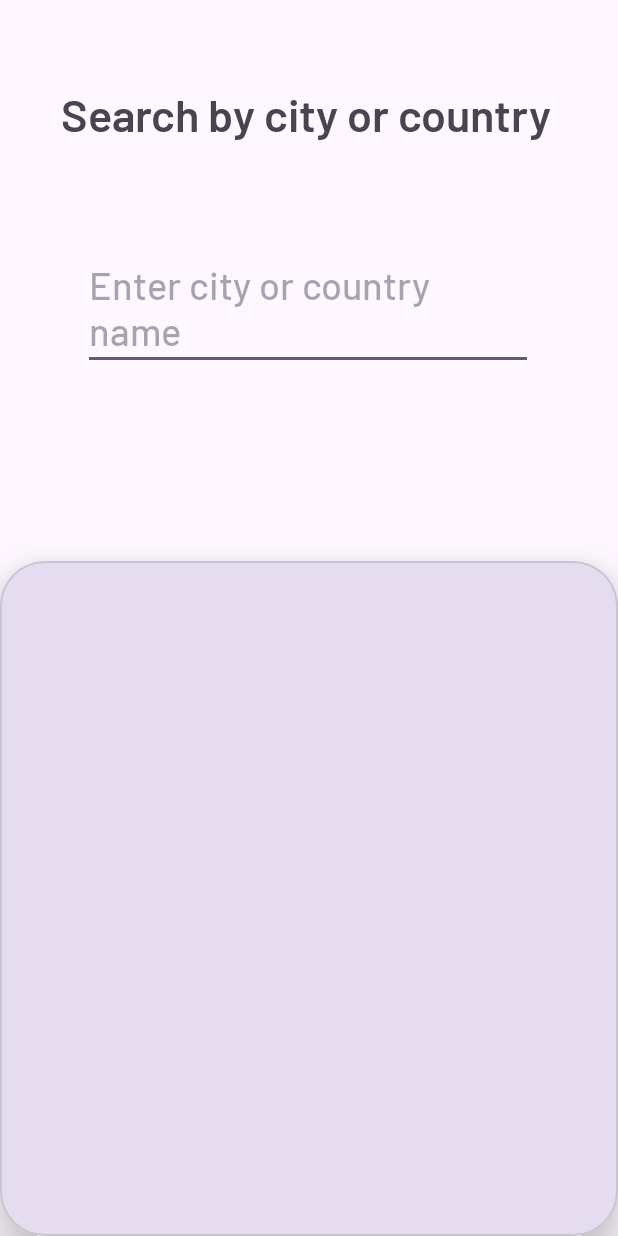
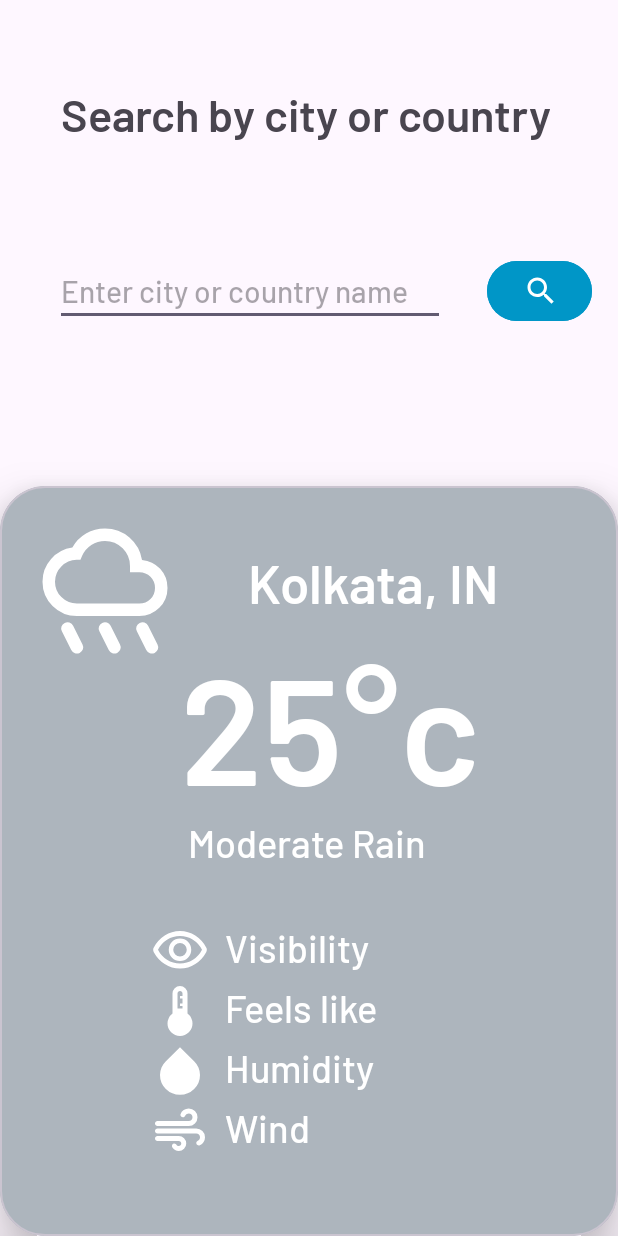
Before and after one commit to NisargPatel14/MAD_ASSIGNMENT_2_21012011164, an Android app: the finalScreen screen opened directly, with no data from a screen before it, on a phone screen of 412 x 824 dp. Run offline under Robolectric (Android 15) with nearby library versions, the phone set to English and light mode, and no system bars.

Commit message:
Seventh Commit Final Screen Completed. Now integrating OpenWeather API left.

```diff
--- /dev/null
+++ b/app/src/main/res/drawable/baseline_search_24.xml
@@ -0,0 +1,5 @@
+<vector android:height="24dp" android:tint="#FFFFFF"
+    android:viewportHeight="24" android:viewportWidth="24"
+    android:width="24dp" xmlns:android="http://schemas.android.com/apk/res/android">
+    <path android:fillColor="@android:color/white" android:pathData="M15.5,14h-0.79l-0.28,-0.27C15.41,12.59 16,11.11 16,9.5 16,5.91 13.09,3 9.5,3S3,5.91 3,9.5 5.91,16 9.5,16c1.61,0 3.09,-0.59 4.23,-1.57l0.27,0.28v0.79l5,4.99L20.49,19l-4.99,-5zM9.5,14C7.01,14 5,11.99 5,9.5S7.01,5 9.5,5 14,7.01 14,9.5 11.99,14 9.5,14z"/>
+</vector>
--- /dev/null
+++ b/app/src/main/res/drawable/clear.xml
@@ -0,0 +1,9 @@
+<vector xmlns:android="http://schemas.android.com/apk/res/android"
+    android:width="24dp"
+    android:height="24dp"
+    android:viewportWidth="960"
+    android:viewportHeight="960">
+  <path
+      android:fillColor="#FFFFFF"
+      android:pathData="M480,200q-17,0 -28.5,-11.5T440,160v-80q0,-17 11.5,-28.5T480,40q17,0 28.5,11.5T520,80v80q0,17 -11.5,28.5T480,200ZM678,282q-11,-11 -11,-27.5t11,-28.5l56,-57q12,-12 28.5,-12t28.5,12q11,11 11,28t-11,28l-57,57q-11,11 -28,11t-28,-11ZM800,520q-17,0 -28.5,-11.5T760,480q0,-17 11.5,-28.5T800,440h80q17,0 28.5,11.5T920,480q0,17 -11.5,28.5T880,520h-80ZM480,920q-17,0 -28.5,-11.5T440,880v-80q0,-17 11.5,-28.5T480,760q17,0 28.5,11.5T520,800v80q0,17 -11.5,28.5T480,920ZM226,282l-57,-56q-12,-12 -12,-29t12,-28q11,-11 28,-11t28,11l57,57q11,11 11,28t-11,28q-12,11 -28,11t-28,-11ZM734,791 L678,734q-11,-12 -11,-28.5t11,-27.5q11,-11 27.5,-11t28.5,11l57,56q12,11 11.5,28T791,791q-12,12 -29,12t-28,-12ZM80,520q-17,0 -28.5,-11.5T40,480q0,-17 11.5,-28.5T80,440h80q17,0 28.5,11.5T200,480q0,17 -11.5,28.5T160,520L80,520ZM169,791q-11,-11 -11,-28t11,-28l57,-57q11,-11 27.5,-11t28.5,11q12,12 12,28.5T282,735l-56,56q-12,12 -29,12t-28,-12ZM480,720q-100,0 -170,-70t-70,-170q0,-100 70,-170t170,-70q100,0 170,70t70,170q0,100 -70,170t-170,70ZM480,640q66,0 113,-47t47,-113q0,-66 -47,-113t-113,-47q-66,0 -113,47t-47,113q0,66 47,113t113,47ZM480,480Z"/>
+</vector>
--- /dev/null
+++ b/app/src/main/res/drawable/cloudy.xml
@@ -0,0 +1,9 @@
+<vector xmlns:android="http://schemas.android.com/apk/res/android"
+    android:width="24dp"
+    android:height="24dp"
+    android:viewportWidth="960"
+    android:viewportHeight="960">
+  <path
+      android:fillColor="#FFFFFF"
+      android:pathData="M260,800q-91,0 -155.5,-63T40,583q0,-78 47,-139t123,-78q25,-92 100,-149t170,-57q117,0 198.5,81.5T760,440q69,8 114.5,59.5T920,620q0,75 -52.5,127.5T740,800L260,800ZM260,720h480q42,0 71,-29t29,-71q0,-42 -29,-71t-71,-29h-60v-80q0,-83 -58.5,-141.5T480,240q-83,0 -141.5,58.5T280,440h-20q-58,0 -99,41t-41,99q0,58 41,99t99,41ZM480,480Z"/>
+</vector>
--- /dev/null
+++ b/app/src/main/res/drawable/drizzle.xml
@@ -0,0 +1,9 @@
+<vector xmlns:android="http://schemas.android.com/apk/res/android"
+    android:width="24dp"
+    android:height="24dp"
+    android:viewportWidth="960"
+    android:viewportHeight="960">
+  <path
+      android:fillColor="#FFFFFF"
+      android:pathData="M198,476q-15,8 -30.5,2.5T144,458L44,258q-8,-15 -2.5,-30.5T62,204q15,-8 30.5,-2.5T116,222l100,200q8,15 2.5,30.5T198,476ZM338,756q-15,8 -30.5,2.5T284,738l-80,-160q-8,-15 -2.5,-30.5T222,524q15,-8 30.5,-2.5T276,542l80,160q8,15 2.5,30.5T338,756ZM420,556q-15,8 -30.5,2.5T366,538L226,258q-8,-15 -2.5,-30.5T244,204q15,-8 30.5,-2.5T298,222l140,280q8,15 2.5,30.5T420,556ZM506,356q-15,8 -30.5,2.5T452,338l-39,-80q-8,-15 -2.5,-30.5T431,204q15,-8 30,-2.5t23,20.5l40,80q8,15 2.5,30.5T506,356ZM530,755q-15,8 -30.5,3T476,738l-40,-80q-8,-15 -2.5,-30.5T454,604q15,-8 30.5,-2.5T508,622l40,80q8,15 2.5,30T530,755ZM716,755q-15,8 -30.5,3T662,738L522,458q-8,-15 -2.5,-30.5T540,404q15,-8 30.5,-2.5T594,422l140,280q8,15 2.5,30T716,755ZM778,516q-15,8 -30.5,2.5T724,498L604,258q-8,-15 -2.5,-30.5T622,204q15,-8 30.5,-2.5T676,222l120,240q8,15 2.5,30.5T778,516ZM898,756q-15,8 -30.5,2.5T844,738l-60,-120q-8,-15 -2.5,-30.5T802,564q15,-8 30.5,-2.5T856,582l60,120q8,15 2.5,30.5T898,756Z"/>
+</vector>
--- /dev/null
+++ b/app/src/main/res/drawable/humidity.xml
@@ -0,0 +1,9 @@
+<vector xmlns:android="http://schemas.android.com/apk/res/android"
+    android:width="24dp"
+    android:height="24dp"
+    android:viewportWidth="960"
+    android:viewportHeight="960">
+  <path
+      android:fillColor="#FFFFFF"
+      android:pathData="M480,860q-133,0 -226.5,-92T160,544q0,-63 24.5,-120.5T254,322l226,-222 226,222q45,44 69.5,101.5T800,544q0,132 -93.5,224T480,860Z"/>
+</vector>
--- /dev/null
+++ b/app/src/main/res/drawable/rainy.xml
@@ -0,0 +1,9 @@
+<vector xmlns:android="http://schemas.android.com/apk/res/android"
+    android:width="24dp"
+    android:height="24dp"
+    android:viewportWidth="960"
+    android:viewportHeight="960">
+  <path
+      android:fillColor="#FFFFFF"
+      android:pathData="M558,876q-15,8 -30.5,2.5T504,858l-60,-120q-8,-15 -2.5,-30.5T462,684q15,-8 30.5,-2.5T516,702l60,120q8,15 2.5,30.5T558,876ZM798,876q-15,8 -30.5,2.5T744,858l-60,-120q-8,-15 -2.5,-30.5T702,684q15,-8 30.5,-2.5T756,702l60,120q8,15 2.5,30.5T798,876ZM318,876q-15,8 -30.5,2.5T264,858l-60,-120q-8,-15 -2.5,-30.5T222,684q15,-8 30.5,-2.5T276,702l60,120q8,15 2.5,30.5T318,876ZM300,640q-91,0 -155.5,-64.5T80,420q0,-83 55,-145t136,-73q32,-57 87.5,-89.5T480,80q90,0 156.5,57.5T717,281q69,6 116,57t47,122q0,75 -52.5,127.5T700,640L300,640ZM300,560h400q42,0 71,-29t29,-71q0,-42 -29,-71t-71,-29h-60v-40q0,-66 -47,-113t-113,-47q-48,0 -87.5,26T333,256l-10,24h-25q-57,2 -97.5,42.5T160,420q0,58 41,99t99,41ZM480,360Z"/>
+</vector>
--- /dev/null
+++ b/app/src/main/res/drawable/snowy.xml
@@ -0,0 +1,9 @@
+<vector xmlns:android="http://schemas.android.com/apk/res/android"
+    android:width="24dp"
+    android:height="24dp"
+    android:viewportWidth="960"
+    android:viewportHeight="960">
+  <path
+      android:fillColor="#FFFFFF"
+      android:pathData="M260,760q-21,0 -35.5,-14.5T210,710q0,-21 14.5,-35.5T260,660q21,0 35.5,14.5T310,710q0,21 -14.5,35.5T260,760ZM380,880q-21,0 -35.5,-14.5T330,830q0,-21 14.5,-35.5T380,780q21,0 35.5,14.5T430,830q0,21 -14.5,35.5T380,880ZM500,760q-21,0 -35.5,-14.5T450,710q0,-21 14.5,-35.5T500,660q21,0 35.5,14.5T550,710q0,21 -14.5,35.5T500,760ZM740,760q-21,0 -35.5,-14.5T690,710q0,-21 14.5,-35.5T740,660q21,0 35.5,14.5T790,710q0,21 -14.5,35.5T740,760ZM620,880q-21,0 -35.5,-14.5T570,830q0,-21 14.5,-35.5T620,780q21,0 35.5,14.5T670,830q0,21 -14.5,35.5T620,880ZM300,600q-91,0 -155.5,-64.5T80,380q0,-83 55,-145t136,-73q32,-57 87.5,-89.5T480,40q90,0 156.5,57.5T717,241q69,6 116,57t47,122q0,75 -52.5,127.5T700,600L300,600ZM300,520h400q42,0 71,-29t29,-71q0,-42 -29,-71t-71,-29h-60v-40q0,-66 -47,-113t-113,-47q-48,0 -87.5,26T333,216l-10,24h-25q-57,2 -97.5,42.5T160,380q0,58 41,99t99,41ZM480,420Z"/>
+</vector>
--- /dev/null
+++ b/app/src/main/res/drawable/thermostat.xml
@@ -0,0 +1,9 @@
+<vector xmlns:android="http://schemas.android.com/apk/res/android"
+    android:width="24dp"
+    android:height="24dp"
+    android:viewportWidth="960"
+    android:viewportHeight="960">
+  <path
+      android:fillColor="#FFFFFF"
+      android:pathData="M480,880q-83,0 -141.5,-58.5T280,680q0,-48 21,-89.5t59,-70.5v-320q0,-50 35,-85t85,-35q50,0 85,35t35,85v320q38,29 59,70.5t21,89.5q0,83 -58.5,141.5T480,880ZM440,440h80v-40h-40v-40h40v-80h-40v-40h40v-40q0,-17 -11.5,-28.5T480,160q-17,0 -28.5,11.5T440,200v240Z"/>
+</vector>
--- /dev/null
+++ b/app/src/main/res/drawable/thunderstorm.xml
@@ -0,0 +1,9 @@
+<vector xmlns:android="http://schemas.android.com/apk/res/android"
+    android:width="24dp"
+    android:height="24dp"
+    android:viewportWidth="960"
+    android:viewportHeight="960">
+  <path
+      android:fillColor="#FFFFFF"
+      android:pathData="m520,894 l36,-41 -34,-17q-17,-9 -21,-28t9,-34l70,-80q5,-7 13.5,-10.5T610,680q26,0 36.5,23t-6.5,43l-36,41 34,17q17,9 21,28t-9,34l-70,80q-5,7 -13.5,10.5T550,960q-26,0 -36.5,-23t6.5,-43ZM280,894 L316,853 282,836q-17,-9 -21,-28t9,-34l70,-80q5,-7 13.5,-10.5T370,680q26,0 36.5,23t-6.5,43l-36,41 34,17q17,9 21,28t-9,34l-70,80q-5,7 -13.5,10.5T310,960q-26,0 -36.5,-23t6.5,-43ZM300,640q-91,0 -155.5,-64.5T80,420q0,-83 55,-145t136,-73q32,-57 87.5,-89.5T480,80q90,0 156.5,57.5T717,281q69,6 116,57t47,122q0,75 -52.5,127.5T700,640L300,640ZM300,560h400q42,0 71,-29t29,-71q0,-42 -29,-71t-71,-29h-60v-40q0,-66 -47,-113t-113,-47q-48,0 -87.5,26T333,256l-10,24h-25q-57,2 -97.5,42.5T160,420q0,58 41,99t99,41ZM480,360Z"/>
+</vector>
--- /dev/null
+++ b/app/src/main/res/drawable/visibility.xml
@@ -0,0 +1,9 @@
+<vector xmlns:android="http://schemas.android.com/apk/res/android"
+    android:width="24dp"
+    android:height="24dp"
+    android:viewportWidth="960"
+    android:viewportHeight="960">
+  <path
+      android:fillColor="#FFFFFF"
+      android:pathData="M480,640q75,0 127.5,-52.5T660,460q0,-75 -52.5,-127.5T480,280q-75,0 -127.5,52.5T300,460q0,75 52.5,127.5T480,640ZM480,568q-45,0 -76.5,-31.5T372,460q0,-45 31.5,-76.5T480,352q45,0 76.5,31.5T588,460q0,45 -31.5,76.5T480,568ZM480,760q-134,0 -244.5,-72T61,498q-5,-9 -7.5,-18.5T51,460q0,-10 2.5,-19.5T61,422q64,-118 174.5,-190T480,160q134,0 244.5,72T899,422q5,9 7.5,18.5T909,460q0,10 -2.5,19.5T899,498q-64,118 -174.5,190T480,760ZM480,460ZM480,680q113,0 207.5,-59.5T832,460q-50,-101 -144.5,-160.5T480,240q-113,0 -207.5,59.5T128,460q50,101 144.5,160.5T480,680Z"/>
+</vector>
--- /dev/null
+++ b/app/src/main/res/drawable/winds.xml
@@ -0,0 +1,9 @@
+<vector xmlns:android="http://schemas.android.com/apk/res/android"
+    android:width="24dp"
+    android:height="24dp"
+    android:viewportWidth="960"
+    android:viewportHeight="960">
+  <path
+      android:fillColor="#FFFFFF"
+      android:pathData="M460,800q-32,0 -59.5,-16T356,740q-11,-20 -0.5,-40t32.5,-20q13,0 23,8t18,18q5,7 13.5,10.5T460,720q17,0 28.5,-11.5T500,680q0,-17 -11.5,-28.5T460,640L120,640q-17,0 -28.5,-11.5T80,600q0,-17 11.5,-28.5T120,560h340q50,0 85,35t35,85q0,50 -35,85t-85,35ZM120,400q-17,0 -28.5,-11.5T80,360q0,-17 11.5,-28.5T120,320h500q25,0 42.5,-17.5T680,260q0,-25 -17.5,-42.5T620,200q-16,0 -30,7.5T568,229q-7,12 -17,21.5t-24,9.5q-20,0 -32.5,-15t-6.5,-32q14,-42 50.5,-67.5T620,120q58,0 99,41t41,99q0,58 -41,99t-99,41L120,400ZM798,708q-20,9 -39,-2.5T740,672q0,-14 9.5,-23.5T771,632q14,-8 21.5,-22t7.5,-30q0,-25 -17.5,-42.5T740,520L120,520q-17,0 -28.5,-11.5T80,480q0,-17 11.5,-28.5T120,440h620q58,0 99,41t41,99q0,42 -22,76.5T798,708Z"/>
+</vector>
--- a/app/src/main/res/layout/activity_final_screen.xml
+++ b/app/src/main/res/layout/activity_final_screen.xml
@@ -22,23 +22,25 @@
 
     <EditText
         android:id="@+id/editText1"
-        android:layout_width="300dp"
+        android:layout_width="260dp"
         android:layout_height="wrap_content"
         android:fontFamily="@font/barlowmedium"
-        android:textSize="25dp"
         android:hint="Enter city or country name"
+        android:textSize="20dp"
         app:layout_constraintBottom_toBottomOf="parent"
         app:layout_constraintEnd_toEndOf="parent"
-        app:layout_constraintHorizontal_bias="0.495"
+        app:layout_constraintHorizontal_bias="0.242"
         app:layout_constraintStart_toStartOf="parent"
         app:layout_constraintTop_toTopOf="parent"
         app:layout_constraintVertical_bias="0.219" />
 
     <com.google.android.material.card.MaterialCardView
+        android:id="@+id/materialCardView"
         android:layout_width="match_parent"
-        android:layout_height="450dp"
+        android:layout_height="500dp"
         app:cardCornerRadius="30dp"
         app:cardElevation="20dp"
+        app:cardBackgroundColor="#adb5bd"
         app:layout_constraintBottom_toBottomOf="parent"
         app:layout_constraintEnd_toEndOf="parent"
         app:layout_constraintHorizontal_bias="1.0"
@@ -46,6 +48,138 @@
         app:layout_constraintTop_toTopOf="parent"
         app:layout_constraintVertical_bias="1.0">
 
+
+        <ImageView
+            android:id="@+id/imageView4"
+            android:layout_width="100dp"
+            android:layout_height="100dp"
+            app:srcCompat="@drawable/rainy"
+            android:layout_marginLeft="20dp"
+            android:layout_marginTop="20dp"/>
+
+        <TextView
+            android:id="@+id/textView5"
+            android:layout_width="wrap_content"
+            android:layout_height="wrap_content"
+            android:text="Kolkata, IN"
+            android:textSize="35dp"
+            android:textColor="#FFFFFF"
+            android:layout_marginLeft="165dp"
+            android:layout_marginTop="40dp"
+            android:fontFamily="@font/barlowsemibold"/>
+
+        <TextView
+            android:id="@+id/textView6"
+            android:layout_width="wrap_content"
+            android:layout_height="wrap_content"
+            android:text="25°c"
+            android:textSize="100dp"
+            android:textColor="#FFFFFF"
+            android:layout_marginLeft="120dp"
+            android:layout_marginTop="90dp"
+            android:fontFamily="@font/barlowsemibold"/>
+
+        <TextView
+            android:id="@+id/textView7"
+            android:layout_width="wrap_content"
+            android:layout_height="wrap_content"
+            android:layout_marginLeft="125dp"
+            android:layout_marginTop="220dp"
+            android:fontFamily="@font/barlowmedium"
+            android:text="Moderate Rain"
+            android:textColor="#FFFFFF"
+            android:textSize="25dp" />
+
+        <TextView
+            android:id="@+id/textView8"
+            android:layout_width="wrap_content"
+            android:layout_height="wrap_content"
+            android:layout_marginLeft="150dp"
+            android:layout_marginTop="290dp"
+            android:fontFamily="@font/barlowmedium"
+            android:text="Visibility"
+            android:textColor="#FFFFFF"
+            android:textSize="25dp" />
+
+        <ImageView
+            android:id="@+id/imageView5"
+            android:layout_width="40dp"
+            android:layout_height="40dp"
+            app:srcCompat="@drawable/visibility"
+            android:layout_marginLeft="100dp"
+            android:layout_marginTop="290dp"/>
+
+        <ImageView
+            android:id="@+id/imageView6"
+            android:layout_width="40dp"
+            android:layout_height="40dp"
+            app:srcCompat="@drawable/thermostat"
+            android:layout_marginLeft="100dp"
+            android:layout_marginTop="330dp"/>
+
+        <TextView
+            android:id="@+id/textView9"
+            android:layout_width="wrap_content"
+            android:layout_height="wrap_content"
+            android:layout_marginLeft="150dp"
+            android:layout_marginTop="330dp"
+            android:fontFamily="@font/barlowmedium"
+            android:text="Feels like"
+            android:textColor="#FFFFFF"
+            android:textSize="25dp" />
+
+        <ImageView
+            android:id="@+id/imageView7"
+            android:layout_width="40dp"
+            android:layout_height="40dp"
+            app:srcCompat="@drawable/humidity"
+            android:layout_marginLeft="100dp"
+            android:layout_marginTop="370dp"/>
+
+        <TextView
+            android:id="@+id/textView10"
+            android:layout_width="wrap_content"
+            android:layout_height="wrap_content"
+            android:layout_marginLeft="150dp"
+            android:layout_marginTop="370dp"
+            android:fontFamily="@font/barlowmedium"
+            android:text="Humidity"
+            android:textColor="#FFFFFF"
+            android:textSize="25dp" />
+
+        <ImageView
+            android:id="@+id/imageView8"
+            android:layout_width="40dp"
+            android:layout_height="40dp"
+            app:srcCompat="@drawable/winds"
+            android:layout_marginLeft="100dp"
+            android:layout_marginTop="410dp"/>
+
+        <TextView
+            android:id="@+id/textView11"
+            android:layout_width="wrap_content"
+            android:layout_height="wrap_content"
+            android:layout_marginLeft="150dp"
+            android:layout_marginTop="410dp"
+            android:fontFamily="@font/barlowmedium"
+            android:text="Wind"
+            android:textColor="#FFFFFF"
+            android:textSize="25dp" />
+
+
     </com.google.android.material.card.MaterialCardView>
 
+    <Button
+        android:id="@+id/button2"
+        android:layout_width="70dp"
+        android:layout_height="wrap_content"
+        android:backgroundTint="#0096c7"
+        android:drawableLeft="@drawable/baseline_search_24"
+        app:layout_constraintBottom_toBottomOf="@+id/materialCardView"
+        app:layout_constraintEnd_toEndOf="parent"
+        app:layout_constraintHorizontal_bias="0.95"
+        app:layout_constraintStart_toStartOf="parent"
+        app:layout_constraintTop_toTopOf="parent"
+        app:layout_constraintVertical_bias="0.219" />
+
 </androidx.constraintlayout.widget.ConstraintLayout>
```
